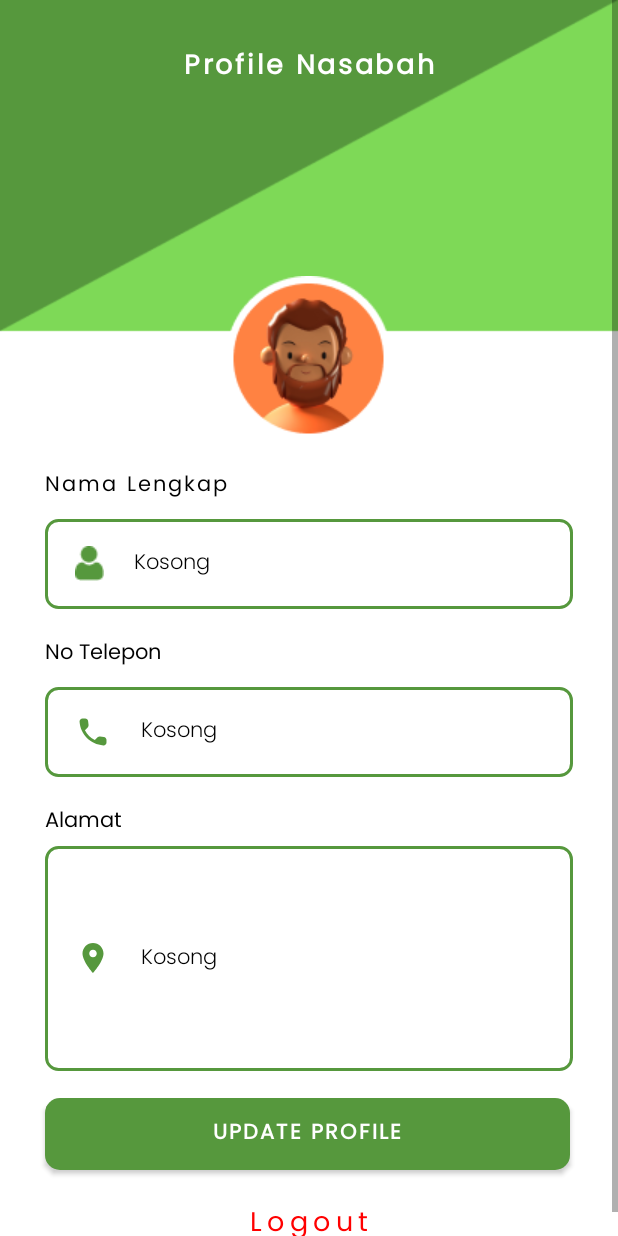
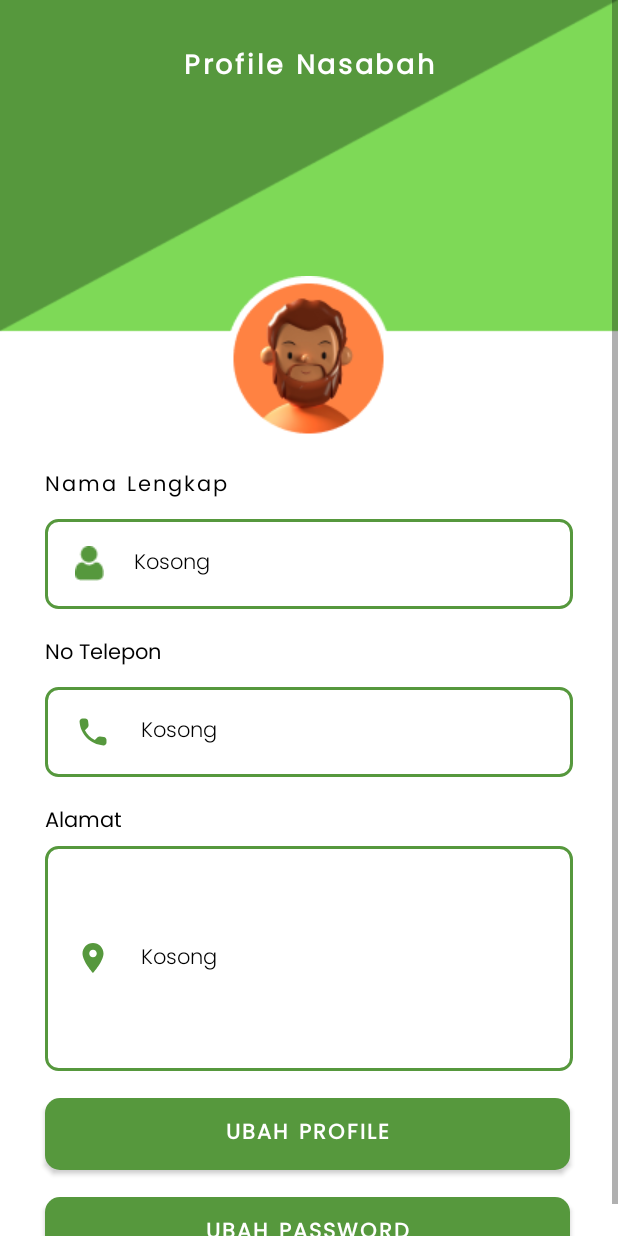
Before and after one commit to shibasmoro/BankSampah, an Android app: the ProfileActivity screen opened directly, with no data from a screen before it, on a phone screen of 412 x 824 dp. Run offline under Robolectric (Android 15) with nearby library versions, the phone set to English and light mode, and no system bars.

Commit message:
featured update password and hide api key

```diff
--- a/app/build.gradle
+++ b/app/build.gradle
@@ -1,5 +1,6 @@
 plugins {
     id 'com.android.application'
+    id 'com.google.secrets_gradle_plugin' version '0.4'
 }
 
 android {
@@ -17,6 +18,7 @@ android {
         versionName "1.0"
 
         testInstrumentationRunner "androidx.test.runner.AndroidJUnitRunner"
+        buildConfigField("String","BASE_URL",BASE_URL)
     }
 
     buildTypes {
--- a/app/src/main/AndroidManifest.xml
+++ b/app/src/main/AndroidManifest.xml
@@ -13,6 +13,9 @@
         android:roundIcon="@mipmap/ic_launcher_round"
         android:supportsRtl="true"
         android:theme="@style/Theme.Userbanksampah">
+        <activity
+            android:name=".activty.UbahPassword"
+            android:exported="false" />
         <activity
             android:name=".activty.MutasiPenarikan"
             android:exported="false" />
@@ -57,6 +60,9 @@
         <meta-data
             android:name="preloaded_fonts"
             android:resource="@array/preloaded_fonts" />
+        <meta-data
+            android:name = "keyValue"
+            android:value = "https://ublmobilekmmi.web.id/bank_sampah"/>
     </application>
 
 </manifest>
--- a/app/src/main/java/com/example/userbanksampah/ProfileActivity.java
+++ b/app/src/main/java/com/example/userbanksampah/ProfileActivity.java
@@ -10,6 +10,7 @@ import androidx.appcompat.app.AppCompatActivity;
 import androidx.lifecycle.ViewModelProvider;
 
 import com.example.userbanksampah.activty.LoginActivity;
+import com.example.userbanksampah.activty.UbahPassword;
 import com.example.userbanksampah.databinding.ActivityProfileBinding;
 import com.example.userbanksampah.util.PreferencesApp;
 import com.example.userbanksampah.viewmodel.HomeviewModel;
@@ -31,6 +32,9 @@ public class ProfileActivity extends AppCompatActivity {
         binding.etUsername.setText(PreferencesApp.getStr(PreferencesApp.Nama));
         binding.etPhone.setText(PreferencesApp.getStr(PreferencesApp.Telepon));
         model.loading.observe(this, this::showLoading);
+        binding.updatePassword.setOnClickListener(view -> {
+            startActivity(new Intent(this, UbahPassword.class));
+        });
 
         model.pesan.observe(this,data->{
             Toast.makeText(this, data, Toast.LENGTH_SHORT).show();
--- a/app/src/main/java/com/example/userbanksampah/activty/HistoryActivity.java
+++ b/app/src/main/java/com/example/userbanksampah/activty/HistoryActivity.java
@@ -86,8 +86,7 @@ public class HistoryActivity extends AppCompatActivity {
         });
 
         Binding.btnCekMutasi.setOnClickListener(view -> {
-            showToast(tanggalAwal);
-            showToast(tanggalAkhir);
+
 
            if (tanggalAwalLong > tanggalAkhirLong) {
                 showToast("Masukan format tanggal yang benar");
--- a/app/src/main/java/com/example/userbanksampah/activty/MutasiPenarikan.java
+++ b/app/src/main/java/com/example/userbanksampah/activty/MutasiPenarikan.java
@@ -99,9 +99,6 @@ public class MutasiPenarikan extends AppCompatActivity {
         });
         binding.cariRiwayat.setOnClickListener(view->{
             model.getMutasi(this.tanggalAwal,this.tanggalAkhir, PreferencesApp.getStr(PreferencesApp.Id));
-            showToast(PreferencesApp.getStr(PreferencesApp.Id));
-            showToast(this.tanggalAwal);
-            showToast(this.tanggalAkhir);
         });
 
     }
--- a/app/src/main/java/com/example/userbanksampah/util/PreferencesApp.java
+++ b/app/src/main/java/com/example/userbanksampah/util/PreferencesApp.java
@@ -11,6 +11,7 @@ public class PreferencesApp {
         public static final String Alamat = "alamat";
         public static final String Kode = "kode";
         public static final String Telepon = "telepon";
+        public static final String Password = "password";
         public final static String PREFS_NAME = "Mypref";
 
     public PreferencesApp(Context context) {
--- a/app/src/main/res/layout/activity_login.xml
+++ b/app/src/main/res/layout/activity_login.xml
@@ -48,6 +48,7 @@
             android:layout_height="55dp"
             android:fontFamily="@font/poppins_light"
             android:textColor="@color/Green"
+            android:inputType="number"
             tools:ignore="SpeakableTextPresentCheck">
 
         </EditText>
--- a/app/src/main/res/layout/activity_profile.xml
+++ b/app/src/main/res/layout/activity_profile.xml
@@ -160,20 +160,6 @@
             app:layout_constraintStart_toStartOf="parent"
             app:layout_constraintTop_toBottomOf="@+id/tvAlamat" />
 
-        <TextView
-        android:id="@+id/tvPassword"
-        android:layout_width="wrap_content"
-        android:layout_height="wrap_content"
-        android:layout_marginStart="30dp"
-        android:fontFamily="@font/poppins"
-        android:text="@string/password1"
-        android:layout_marginTop="18dp"
-        android:textColor="@color/black"
-        android:textSize="14sp"
-        app:layout_constraintStart_toStartOf="parent"
-        app:layout_constraintTop_toBottomOf="@+id/etAlamat" />
-
-
         <Button
             android:id="@+id/updateProfile"
             android:layout_width="match_parent"
@@ -184,7 +170,7 @@
             android:alpha="1"
             android:background="@drawable/shapebutton"
             android:fontFamily="@font/poppins"
-            android:text="Update Profile"
+            android:text="Ubah Profile"
             android:textAlignment="center"
             android:textColor="@color/white"
             android:layout_marginTop="18dp"
@@ -193,6 +179,28 @@
             app:layout_constraintEnd_toEndOf="parent"
             app:layout_constraintStart_toStartOf="parent"
             app:layout_constraintTop_toBottomOf="@+id/etAlamat" />
+
+        <Button
+            android:id="@+id/updatePassword"
+            android:layout_width="match_parent"
+            android:layout_height="48dp"
+            android:layout_marginStart="30dp"
+            android:letterSpacing="0.1"
+            android:layout_marginEnd="32dp"
+            android:alpha="1"
+            android:background="@drawable/shapebutton"
+            android:fontFamily="@font/poppins"
+            android:text="Ubah Password"
+            android:textAlignment="center"
+            android:textColor="@color/white"
+            android:layout_marginTop="18dp"
+            android:textSize="14sp"
+            android:textStyle="bold"
+            app:layout_constraintEnd_toEndOf="parent"
+            app:layout_constraintStart_toStartOf="parent"
+            app:layout_constraintTop_toBottomOf="@+id/updateProfile" />
+
+
 
         <TextView
             android:id="@+id/textView"
--- a/gradle.properties
+++ b/gradle.properties
@@ -17,3 +17,5 @@ org.gradle.jvmargs=-Xmx2048m -Dfile.encoding=UTF-8
 android.useAndroidX=true
 # Automatically convert third-party libraries to use AndroidX
 android.enableJetifier=true
+
+BASE_URL = "https://ublmobilekmmi.web.id/bank_sampah/"
```
Also changed, not shown: app/src/main/java/com/example/userbanksampah/activty/UbahPassword.java (added, +51 -0 lines), app/src/main/java/com/example/userbanksampah/model/Nasabah.java (+7 -0 lines), app/src/main/java/com/example/userbanksampah/retrofit/Inter/RetrofitConfig.java (+7 -0 lines), app/src/main/java/com/example/userbanksampah/retrofit/RetrofitImpl.java (+6 -1 lines), app/src/main/java/com/example/userbanksampah/viewmodel/ProfileViewModel.java (+25 -0 lines), app/src/main/res/drawable-xxhdpi/ic_baseline_lock_24.xml (added, +10 -0 lines), app/src/main/res/layout/activity_ubah_password.xml (added, +81 -0 lines).
